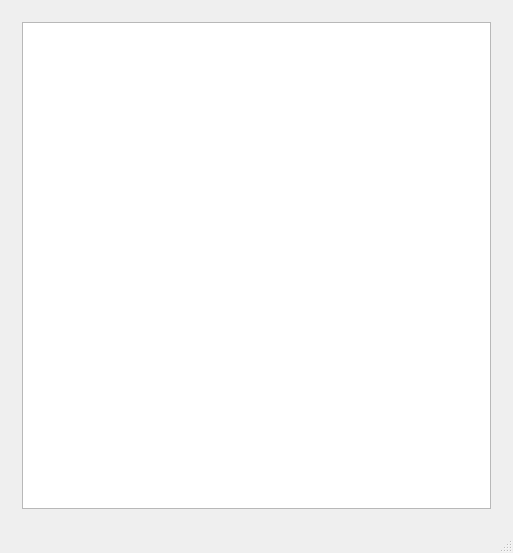
The window that mainwindow.ui (Dixaba/qtdbprogram) describes before a commit, drawn with Qt 5.
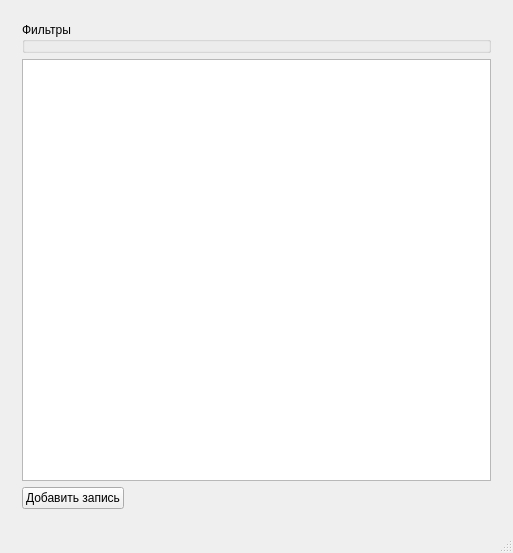
The same window after the commit. The open tabs and pages were chosen to show the change.

Patch:
```diff
--- a/mainwindow.ui
+++ b/mainwindow.ui
@@ -534,14 +534,34 @@
        </layout>
       </widget>
       <widget class="QWidget" name="pageWork">
-       <layout class="QGridLayout" name="gridLayout_3">
-        <item row="0" column="0">
+       <layout class="QVBoxLayout" name="verticalLayout_4">
+        <item>
+         <widget class="QGroupBox" name="groupBox">
+          <property name="title">
+           <string>Фильтры</string>
+          </property>
+         </widget>
+        </item>
+        <item>
          <widget class="QTableView" name="tableView">
           <property name="sortingEnabled">
            <bool>true</bool>
           </property>
          </widget>
         </item>
+        <item>
+         <widget class="QPushButton" name="buttonAddPoint">
+          <property name="sizePolicy">
+           <sizepolicy hsizetype="Maximum" vsizetype="Fixed">
+            <horstretch>0</horstretch>
+            <verstretch>0</verstretch>
+           </sizepolicy>
+          </property>
+          <property name="text">
+           <string>Добавить запись</string>
+          </property>
+         </widget>
+        </item>
        </layout>
       </widget>
      </widget>
```
Left out of the diff: 8 changed lines with no effect on the pictures.
